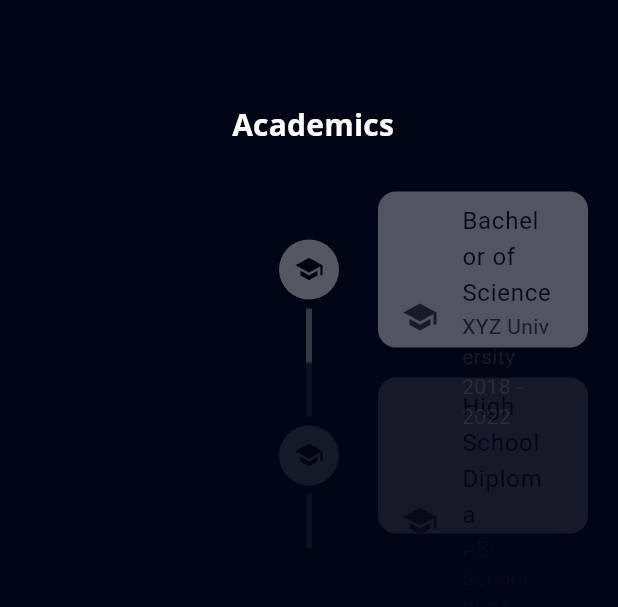
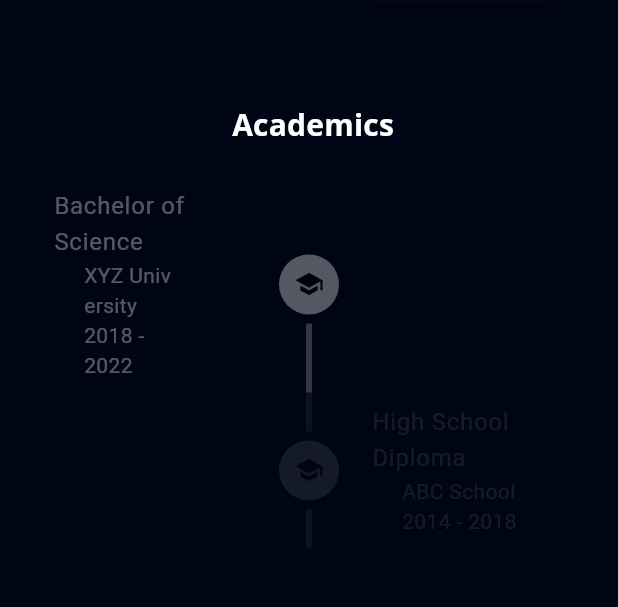
Before and after one commit to Naincy04/My-Portfolio-App, a Flutter app: the screen it shows after launch, scrolled down 1152 dp, on a phone screen of 412 x 824 dp, the part 116-723 px from its top. Run offline on Flutter 3.47's test engine with Material 3 defaults, Android fonts, the phone set to English and light mode, and no system bars; our stand-ins replace flutter_svg, font_awesome_flutter, get, google_fonts, photo_view, timeline_tile.

Commit message:
Academics page

```diff
--- a/lib/academics/academics.dart
+++ b/lib/academics/academics.dart
@@ -52,6 +52,7 @@ class Academics extends StatelessWidget {
               return AnimatedTimelineItem(
                 academicDetail: academicDetails[index],
                 delay: Duration(milliseconds: 200 * index),
+                index: index,
               );
             },
           ),
--- a/lib/academics/animated_timeline_item.dart
+++ b/lib/academics/animated_timeline_item.dart
@@ -1,13 +1,17 @@
 import 'package:flutter/material.dart';
 import 'package:flutter_portfolio/academics/academics.dart';
 import 'package:flutter_portfolio/academics/timeline_item.dart';
+import 'package:flutter_portfolio/res/constants.dart';
+import 'package:flutter_portfolio/view%20model/responsive.dart';
 import 'package:timeline_tile/timeline_tile.dart';
 
 class AnimatedTimelineItem extends StatefulWidget {
   final AcademicDetail academicDetail;
   final Duration delay;
+  final int index;
 
-  AnimatedTimelineItem({required this.academicDetail, required this.delay});
+  AnimatedTimelineItem(
+      {required this.academicDetail, required this.delay, required this.index});
 
   @override
   _AnimatedTimelineItemState createState() => _AnimatedTimelineItemState();
@@ -41,7 +45,7 @@ class _AnimatedTimelineItemState extends State<AnimatedTimelineItem>
     return FadeTransition(
       opacity: _opacityAnimation,
       child: TimelineTile(
-        alignment: TimelineAlign.center,
+        alignment: TimelineAlign.manual,
         lineXY: 0.5,
         isFirst: widget.delay.inMilliseconds == 0,
         indicatorStyle: IndicatorStyle(
@@ -54,7 +58,21 @@ class _AnimatedTimelineItemState extends State<AnimatedTimelineItem>
             fontSize: 20,
           ),
         ),
-        endChild: TimelineItem(academicDetail: widget.academicDetail),
+        startChild: widget.index.isEven
+            ? Responsive.isDesktop(context)
+                ? Padding(
+                    padding: const EdgeInsets.only(left: defaultPadding * 16),
+                    child: TimelineItem(academicDetail: widget.academicDetail),
+                  )
+                : Padding(
+                    padding:
+                        const EdgeInsets.symmetric(horizontal: defaultPadding),
+                    child: TimelineItem(academicDetail: widget.academicDetail),
+                  )
+            : null,
+        endChild: widget.index.isOdd
+            ? TimelineItem(academicDetail: widget.academicDetail)
+            : null,
         beforeLineStyle: const LineStyle(
           color: Colors.grey,
           thickness: 4,
--- a/lib/academics/timeline_item.dart
+++ b/lib/academics/timeline_item.dart
@@ -6,6 +6,8 @@ export 'package:timeline_tile/src/timeline_divider.dart';
 
 import 'package:flutter/material.dart';
 import 'package:flutter_portfolio/academics/academics.dart';
+import 'package:flutter_portfolio/res/constants.dart';
+import 'package:flutter_portfolio/view%20model/responsive.dart';
 
 class TimelineItem extends StatelessWidget {
   final AcademicDetail academicDetail;
@@ -14,14 +16,23 @@ class TimelineItem extends StatelessWidget {
 
   @override
   Widget build(BuildContext context) {
-    return Card(
-      margin: const EdgeInsets.symmetric(vertical: 10, horizontal: 20),
-      child: ListTile(
-        title: Text(academicDetail.degree),
-        subtitle:
-            Text('${academicDetail.institution}\n${academicDetail.duration}'),
-        leading: const Icon(Icons.school),
-      ),
+    return ListTile(
+      textColor: Colors.white,
+
+      title: Text(academicDetail.degree),
+
+      subtitle: Responsive.isDesktop(context)
+          ? Padding(
+              padding: const EdgeInsets.only(left: defaultPadding * 16),
+              child: Text(
+                  '${academicDetail.institution}\n${academicDetail.duration}'),
+            )
+          : Padding(
+              padding: const EdgeInsets.symmetric(horizontal: defaultPadding),
+              child: Text(
+                  '${academicDetail.institution}\n${academicDetail.duration}'),
+            ),
+      // leading: const Icon(Icons.school),
     );
   }
 }
```
Also changed, not shown: 2 other files.
